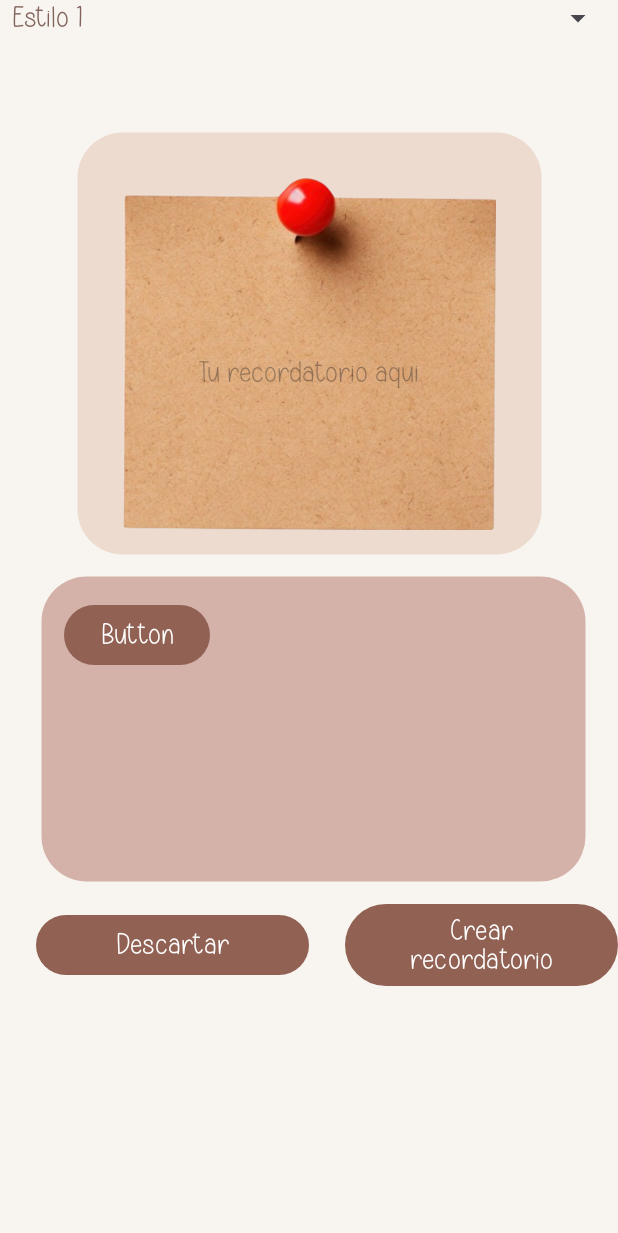
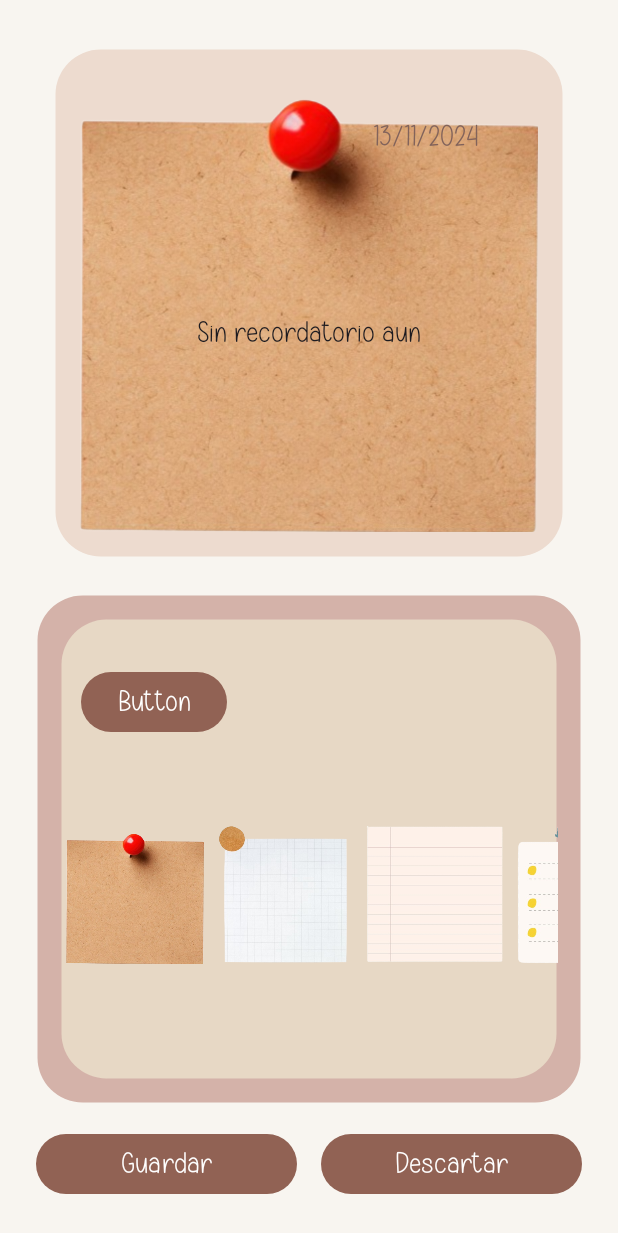
Before and after one commit to Tidechi/YIPPIEEE, an Android app: the AgregarRecordatorios screen opened directly, with no data from a screen before it, on a phone screen of 412 x 824 dp. Shown: the top 1233 px of the screen. Run offline under Robolectric (Android 15) with nearby library versions, the phone set to English and light mode, and no system bars.

Commit message:
Los recordatorios 2.0 funcionan. -falta agregar sticker

```diff
--- a/app/src/main/java/com/example/proyectodeejemplo/AgregarRecordatorios.java
+++ b/app/src/main/java/com/example/proyectodeejemplo/AgregarRecordatorios.java
@@ -1,10 +1,19 @@
 package com.example.proyectodeejemplo;
 
 import android.os.Bundle;
+import android.util.Log;
 import android.view.View;
 import android.widget.AdapterView;
 import android.widget.ArrayAdapter;
 import android.widget.Toast;
+import android.os.Bundle;
+import androidx.recyclerview.widget.LinearLayoutManager;
+import androidx.recyclerview.widget.RecyclerView;
+import android.widget.ImageView;
+import android.widget.Toast;
+import com.example.proyectodeejemplo.databinding.AgregarrecordatoriosBinding;
+import java.util.Arrays;
+import java.util.List;
 
 import androidx.appcompat.app.AppCompatActivity;
 
@@ -14,81 +23,114 @@ import com.example.proyectodeejemplo.databinding.ActivityMainBinding;
 import java.util.Calendar;
 
 public class AgregarRecordatorios extends AppCompatActivity {
-
     AgregarrecordatoriosBinding binding;
-    public String fechaDeHoy;
-    public String fechaSeleccionada;
+    private int selectedTiponota = 1; // Defaults to sticky1
+    private String fechaDeHoy;
+    private DatabaseManager dbManager;
 
     @Override
     protected void onCreate(Bundle savedInstanceState) {
         super.onCreate(savedInstanceState);
+        Log.d("AgregarRecordatorios", "onCreate: Activity started");
 
+        try {
             binding = AgregarrecordatoriosBinding.inflate(getLayoutInflater());
+            setContentView(binding.getRoot());
+            Log.d("AgregarRecordatorios", "Binding and layout set successfully");
+
+            dbManager = new DatabaseManager(this);
+            Log.d("AgregarRecordatorios", "Database initialized successfully");
+
             fechaDeHoy = getTodaysDate();
-        DatabaseManager dbManager = new DatabaseManager(this);
-        String[] estilosDeRecordatorio = {"Estilo 1", "Estilo 2", "Estilo 3", "Estilo 4", "Estilo 5", "Estilo 6"};
-
-        //Spinner adapter beta
-        ArrayAdapter<String> adapter = new ArrayAdapter<>(this, android.R.layout.simple_spinner_item, estilosDeRecordatorio);
-        adapter.setDropDownViewResource(android.R.layout.simple_spinner_dropdown_item);
-        binding.tiponotaSpinner.setAdapter(adapter);
-
             binding.fechaview.setText(fechaDeHoy);
 
-        // Load reminder for today's date if it exists
+            setupGalleryRecyclerView();
+            loadExistingRecordatorio();
+
+            binding.buttonAceptar.setOnClickListener(view -> saveRecordatorio());
+            binding.buttonDescartar.setOnClickListener(view -> discardChanges());
+        } catch (Exception e) {
+            Log.e("AgregarRecordatorios", "Error in onCreate setup", e);
+        }
+    }
+
+    private void setupGalleryRecyclerView() {
+        try {
+            List<Integer> imageResources = Arrays.asList(
+                    R.drawable.sticky1, R.drawable.sticky2, R.drawable.sticky3,
+                    R.drawable.sticky4, R.drawable.sticky5, R.drawable.sticky6
+            );
+
+            RecyclerView recyclerView = findViewById(R.id.horizontal_scroller);
+            recyclerView.setLayoutManager(new LinearLayoutManager(this, LinearLayoutManager.HORIZONTAL, false));
+
+            GalleryImageAdapter adapter = new GalleryImageAdapter(this, imageResources, imageResource -> {
+                selectedTiponota = imageResources.indexOf(imageResource) + 1; // sticky1 = 1, sticky2 = 2, etc.
+                binding.imageView.setImageResource(imageResource);
+                Log.d("AgregarRecordatorios", "Selected tiponota: " + selectedTiponota);
+            });
+            recyclerView.setAdapter(adapter);
+
+            binding.backStyleButton.setOnClickListener(v -> recyclerView.setAdapter(adapter));
+            Log.d("AgregarRecordatorios", "Gallery RecyclerView setup complete");
+        } catch (Exception e) {
+            Log.e("AgregarRecordatorios", "Error in setupGalleryRecyclerView", e);
+        }
+    }
+
+    private void loadExistingRecordatorio() {
+        try {
             Recordatorio existingRecordatorio = dbManager.findRecordatorioByFechaGPT(fechaDeHoy);
+
             if (existingRecordatorio != null) {
                 binding.textoRecord.setText(existingRecordatorio.getTexto());
-            int spinnerPosition = existingRecordatorio.getTiponota() - 1;  // Adjust for array index
-            binding.tiponotaSpinner.setSelection(spinnerPosition);
-            Toast.makeText(this, "Recordatorio cargado para hoy", Toast.LENGTH_SHORT).show();
+                selectedTiponota = existingRecordatorio.getTiponota();
+                binding.imageView.setImageResource(getImageResourceByTiponota(selectedTiponota));
+                Log.d("AgregarRecordatorios", "Loaded existing recordatorio with tiponota: " + selectedTiponota);
+            } else {
+                binding.textoRecord.setText("Sin recordatorio aun");
+                selectedTiponota = 1;
+                binding.imageView.setImageResource(R.drawable.sticky1);
+                Log.d("AgregarRecordatorios", "No existing recordatorio found");
+            }
+        } catch (Exception e) {
+            Log.e("AgregarRecordatorios", "Error loading existing recordatorio", e);
+        }
     }
 
-        binding.buttonAceptar.setOnClickListener(view -> {
-            String fecha = fechaDeHoy;
+    private void saveRecordatorio() {
         String texto = binding.textoRecord.getText().toString();
-            int tiponota = binding.tiponotaSpinner.getSelectedItemPosition() + 1;
-            int sticker = 1;  // Assuming a default value or adapt as needed
 
         if (texto.isEmpty()) {
             Toast.makeText(this, "Por favor, complete todos los campos.", Toast.LENGTH_SHORT).show();
+            return;
+        }
+
+        try {
+            // Check if there's an existing recordatorio for today's date
+            Recordatorio existingRecordatorio = dbManager.findRecordatorioByFechaGPT(fechaDeHoy);
+
+            if (existingRecordatorio != null) {
+                // Update the existing recordatorio
+                existingRecordatorio.setTexto(texto);
+                existingRecordatorio.setTiponota(selectedTiponota);
+                dbManager.updateRecordatorio(existingRecordatorio);
+                Toast.makeText(this, "Recordatorio actualizado", Toast.LENGTH_SHORT).show();
             } else {
-                Recordatorio recordatorio = new Recordatorio(0, tiponota, sticker, fecha, texto);
-                if (existingRecordatorio != null) {
-                    dbManager.updateRecordatorio(recordatorio);
-                    Toast.makeText(this, "Recordatorio actualizado", Toast.LENGTH_SHORT).show();
+                // Insert a new recordatorio if none exists
+                Recordatorio newRecordatorio = new Recordatorio(selectedTiponota, 1, fechaDeHoy, texto);
+                dbManager.insertRecordatorio(newRecordatorio);
+                Toast.makeText(this, "Recordatorio guardado", Toast.LENGTH_SHORT).show();
+            }
+
             finish();
-                } else {
-                    dbManager.insertRecordatorio(recordatorio);
-                    Toast.makeText(this, "Recordatorio agregado", Toast.LENGTH_SHORT).show();
-                    finish();
+        } catch (Exception e) {
+            Log.e("AgregarRecordatorios", "Error saving or updating recordatorio", e);
         }
     }
-        });
-        binding.buttonDescartar.setOnClickListener(view -> {
+
+    private void discardChanges() {
         finish();
-        });
-
-        binding.tiponotaSpinner.setOnItemSelectedListener(new AdapterView.OnItemSelectedListener() {
-            @Override
-            public void onItemSelected(AdapterView<?> adapterView, View view, int position, long id) {
-                int selectedItem = position + 1;
-                binding.imageView.setImageResource(getResources().getIdentifier("sticky" + selectedItem, "drawable", getPackageName()));
-            }
-
-            @Override
-            public void onNothingSelected(AdapterView<?> adapterView) {
-                //si no se selecciona nada...
-
-            }
-        });
-
-
-
-
-
-
-        setContentView(binding.getRoot());
     }
 
     private String getTodaysDate() {
@@ -103,8 +145,15 @@ public class AgregarRecordatorios extends AppCompatActivity {
         return day + "/" + month + "/" + year;
     }
 
-
-
-
-
+    private int getImageResourceByTiponota(int tiponota) {
+        switch (tiponota) {
+            case 1: return R.drawable.sticky1;
+            case 2: return R.drawable.sticky2;
+            case 3: return R.drawable.sticky3;
+            case 4: return R.drawable.sticky4;
+            case 5: return R.drawable.sticky5;
+            case 6: return R.drawable.sticky6;
+            default: return R.drawable.sticky1;
         }
+    }
+}
--- /dev/null
+++ b/app/src/main/java/com/example/proyectodeejemplo/GalleryImageAdapter.java
@@ -0,0 +1,54 @@
+package com.example.proyectodeejemplo;
+
+import android.content.Context;
+import android.view.LayoutInflater;
+import android.view.View;
+import android.view.ViewGroup;
+import android.widget.ImageView;
+import androidx.annotation.NonNull;
+import androidx.recyclerview.widget.RecyclerView;
+import java.util.List;
+
+public class GalleryImageAdapter extends RecyclerView.Adapter<GalleryImageAdapter.ViewHolder> {
+    private final Context context;
+    private final List<Integer> imageResources;
+    private final OnImageClickListener listener;
+
+    public interface OnImageClickListener {
+        void onImageClick(int imageResource);
+    }
+
+    public GalleryImageAdapter(Context context, List<Integer> imageResources, OnImageClickListener listener) {
+        this.context = context;
+        this.imageResources = imageResources;
+        this.listener = listener;
+    }
+
+    @NonNull
+    @Override
+    public ViewHolder onCreateViewHolder(@NonNull ViewGroup parent, int viewType) {
+        View view = LayoutInflater.from(context).inflate(R.layout.gallery_image_item, parent, false);
+        return new ViewHolder(view);
+    }
+
+    @Override
+    public void onBindViewHolder(@NonNull ViewHolder holder, int position) {
+        int imageResource = imageResources.get(position);
+        holder.imageView.setImageResource(imageResource);
+        holder.imageView.setOnClickListener(v -> listener.onImageClick(imageResource));
+    }
+
+    @Override
+    public int getItemCount() {
+        return imageResources.size();
+    }
+
+    static class ViewHolder extends RecyclerView.ViewHolder {
+        ImageView imageView;
+
+        ViewHolder(View itemView) {
+            super(itemView);
+            imageView = itemView.findViewById(R.id.gallery_image);
+        }
+    }
+}
--- a/app/src/main/java/com/example/proyectodeejemplo/Recordatorio.java
+++ b/app/src/main/java/com/example/proyectodeejemplo/Recordatorio.java
@@ -3,6 +3,13 @@ package com.example.proyectodeejemplo;
 public class Recordatorio {
     public Recordatorio(int id, int tiponota, int sticker, String fecha, String texto) {
         this.id = id;
+        this.tiponota = tiponota;
+        this.sticker = sticker;
+        this.fecha = fecha;
+        this.texto = texto;
+    }
+
+    public Recordatorio(int tiponota, int sticker, String fecha, String texto) {
         this.tiponota = tiponota;
         this.sticker = sticker;
         this.fecha = fecha;
--- a/app/src/main/java/com/example/proyectodeejemplo/debugMenu.java
+++ b/app/src/main/java/com/example/proyectodeejemplo/debugMenu.java
@@ -22,7 +22,7 @@ public class debugMenu extends AppCompatActivity {
         binding.button1.setOnClickListener(new View.OnClickListener() {
             @Override
             public void onClick(View v) {
-                Intent intent = new Intent(debugMenu.this, AnimosVista.class);
+                Intent intent = new Intent(debugMenu.this, AgregarRecordatorios.class);
                 startActivity(intent);
             }
         });
--- a/app/src/main/res/layout/agregarrecordatorios.xml
+++ b/app/src/main/res/layout/agregarrecordatorios.xml
@@ -9,61 +9,58 @@
 
     <Button
         android:id="@+id/buttonDescartar"
-        android:layout_width="182dp"
+        android:layout_width="0dp"
         android:layout_height="wrap_content"
-        android:layout_marginTop="56dp"
+        android:layout_marginStart="8dp"
+        android:layout_marginEnd="24dp"
         android:text="Descartar"
-        app:layout_constraintBottom_toBottomOf="parent"
+        app:layout_constraintBaseline_toBaselineOf="@+id/buttonAceptar"
         app:layout_constraintEnd_toEndOf="parent"
-        app:layout_constraintEnd_toStartOf="@+id/buttonAceptar"
         app:layout_constraintHorizontal_bias="0.5"
-        app:layout_constraintStart_toStartOf="parent"
-        app:layout_constraintTop_toBottomOf="@+id/layout"
-        app:layout_constraintVertical_bias="0.513"
-        tools:visibility="gone" />
+        app:layout_constraintStart_toEndOf="@+id/buttonAceptar"
+        tools:visibility="visible" />
 
     <Button
         android:id="@+id/buttonAceptar"
-        android:layout_width="182dp"
+        android:layout_width="0dp"
         android:layout_height="wrap_content"
-        android:layout_marginStart="31dp"
-        android:layout_marginTop="56dp"
-        android:text="Crear recordatorio"
+        android:layout_marginStart="24dp"
+        android:layout_marginEnd="8dp"
+        android:layout_marginBottom="24dp"
+        android:text="Guardar"
         app:layout_constraintBottom_toBottomOf="parent"
-        app:layout_constraintEnd_toEndOf="parent"
-        app:layout_constraintHorizontal_bias="1.0"
-        app:layout_constraintStart_toEndOf="@+id/buttonDescartar"
+        app:layout_constraintEnd_toStartOf="@+id/buttonDescartar"
+        app:layout_constraintHorizontal_bias="0.5"
         app:layout_constraintStart_toStartOf="parent"
-        app:layout_constraintTop_toBottomOf="@+id/layout"
-        app:layout_constraintVertical_bias="0.513"
-        tools:visibility="gone" />
+        app:layout_constraintTop_toBottomOf="@+id/bottomEditor"
+        tools:visibility="visible" />
 
     <RelativeLayout
         android:id="@+id/layout"
-        android:layout_width="311dp"
-        android:layout_height="283dp"
-        android:layout_marginStart="16dp"
-        android:layout_marginTop="16dp"
-        android:layout_marginEnd="16dp"
+        android:layout_width="0dp"
+        android:layout_height="0dp"
+        android:layout_marginStart="32dp"
+        android:layout_marginTop="32dp"
+        android:layout_marginEnd="32dp"
         android:background="@drawable/rounded_bg"
         android:backgroundTint="@color/Fourth"
-        app:layout_constraintBottom_toBottomOf="parent"
+        android:padding="7dp"
+        app:layout_constraintBottom_toTopOf="@+id/bottomEditor"
         app:layout_constraintDimensionRatio="1:1"
         app:layout_constraintEnd_toEndOf="parent"
+        app:layout_constraintHorizontal_bias="0.5"
         app:layout_constraintStart_toStartOf="parent"
-        app:layout_constraintTop_toTopOf="parent"
-        app:layout_constraintVertical_bias="0.136"
-        android:padding="7dp">
+        app:layout_constraintTop_toTopOf="parent">
 
         <ImageView
             android:id="@+id/imageView"
             android:layout_width="match_parent"
             android:layout_height="match_parent"
             android:foregroundGravity="center_vertical|center_horizontal"
+            android:padding="10dp"
             android:scaleType="fitCenter"
             app:srcCompat="@drawable/sticky2"
-            tools:visibility="visible"
-            android:padding="10dp"/>
+            tools:visibility="visible" />
 
         <EditText
             android:id="@+id/textoRecord"
@@ -91,58 +88,83 @@
             android:hint="25/10/2024"
             android:textAlignment="textEnd"
             android:textSize="20sp"
-            android:visibility="invisible"
+            android:visibility="visible"
             tools:visibility="visible" />
 
 
     </RelativeLayout>
 
-    <Spinner
-        android:id="@+id/tiponotaSpinner"
-        android:layout_width="409dp"
-        android:layout_height="wrap_content"
-        tools:layout_editor_absoluteX="4dp"
-        tools:layout_editor_absoluteY="375dp" />
+    <androidx.constraintlayout.widget.ConstraintLayout
+        android:id="@+id/bottomEditor"
+        android:layout_width="match_parent"
+        android:layout_height="0dp"
+        android:layout_marginStart="24dp"
+        android:layout_marginTop="24dp"
+        android:layout_marginEnd="24dp"
+        android:layout_marginBottom="16dp"
+        android:background="@drawable/rounded_bg"
+        android:backgroundTint="@color/onFourth"
+        app:layout_constraintBottom_toTopOf="@+id/buttonAceptar"
+        app:layout_constraintEnd_toEndOf="parent"
+        app:layout_constraintHorizontal_bias="0.5"
+        app:layout_constraintStart_toStartOf="parent"
+        app:layout_constraintTop_toBottomOf="@+id/layout">
 
         <androidx.constraintlayout.widget.ConstraintLayout
             android:id="@+id/optionselect"
-        android:layout_width="0dp"
-        android:layout_height="205dp"
-        android:layout_marginStart="32dp"
-        android:layout_marginEnd="32dp"
+            android:layout_width="match_parent"
+            android:layout_height="match_parent"
+            android:layout_marginStart="16dp"
+            android:layout_marginTop="16dp"
+            android:layout_marginEnd="16dp"
             android:layout_marginBottom="16dp"
             android:background="@drawable/rounded_bg"
-        android:backgroundTint="@color/onFourth"
+            android:backgroundTint="@color/Secondary"
             app:layout_constraintBottom_toBottomOf="parent"
-        app:layout_constraintDimensionRatio="w,16:9"
             app:layout_constraintEnd_toEndOf="parent"
-        app:layout_constraintHorizontal_bias="0.355"
             app:layout_constraintStart_toStartOf="parent"
-        app:layout_constraintTop_toBottomOf="@+id/tiponotaSpinner"
-        app:layout_constraintVertical_bias="0.621"
+            app:layout_constraintTop_toTopOf="parent"
             tools:visibility="visible">
 
             <Button
-            android:id="@+id/button"
+                android:id="@+id/backStyle_button"
                 android:layout_width="wrap_content"
                 android:layout_height="wrap_content"
                 android:text="Button"
-            app:layout_constraintBottom_toBottomOf="parent"
+                app:layout_constraintBottom_toTopOf="@+id/guideline4"
                 app:layout_constraintEnd_toEndOf="parent"
                 app:layout_constraintHorizontal_bias="0.059"
                 app:layout_constraintStart_toStartOf="parent"
-            app:layout_constraintTop_toTopOf="parent"
-            app:layout_constraintVertical_bias="0.101" />
+                app:layout_constraintTop_toTopOf="parent" />
 
-        <HorizontalScrollView
+            <androidx.constraintlayout.widget.Guideline
+                android:id="@+id/guideline4"
+                android:layout_width="wrap_content"
+                android:layout_height="wrap_content"
+                android:orientation="horizontal"
+                app:layout_constraintGuide_end="197dp" />
+
+            <androidx.recyclerview.widget.RecyclerView
+                android:id="@+id/horizontal_scroller"
                 android:layout_width="match_parent"
-            android:layout_height="match_parent">
+                android:layout_height="150dp"
+                android:orientation="horizontal"
+                app:layoutManager="androidx.recyclerview.widget.LinearLayoutManager"
+                app:layout_constraintBottom_toBottomOf="parent"
+                app:layout_constraintEnd_toEndOf="parent"
+                app:layout_constraintStart_toStartOf="parent"
+                app:layout_constraintTop_toTopOf="@+id/guideline4">
+
+            </androidx.recyclerview.widget.RecyclerView>
 
             <LinearLayout
-                android:layout_width="wrap_content"
+                android:id="@+id/imagesViewer"
+                android:layout_width="match_parent"
                 android:layout_height="match_parent"
-                android:orientation="vertical" />
-        </HorizontalScrollView>
+                android:orientation="vertical"
+                tools:layout_editor_absoluteY="88dp" />
+
+        </androidx.constraintlayout.widget.ConstraintLayout>
     </androidx.constraintlayout.widget.ConstraintLayout>
 
 </androidx.constraintlayout.widget.ConstraintLayout>
--- a/app/src/main/res/layout/debugmenu.xml
+++ b/app/src/main/res/layout/debugmenu.xml
@@ -11,7 +11,7 @@
         android:id="@+id/button1"
         android:layout_width="wrap_content"
         android:layout_height="wrap_content"
-        android:text="VistaCalendarioBeta"
+        android:text="AgregarRecordatorios2.0"
         app:layout_constraintBottom_toBottomOf="parent"
         app:layout_constraintEnd_toEndOf="parent"
         app:layout_constraintStart_toStartOf="parent"
--- /dev/null
+++ b/app/src/main/res/layout/gallery_image_item.xml
@@ -0,0 +1,8 @@
+<!-- res/layout/gallery_image_item.xml -->
+<ImageView xmlns:android="http://schemas.android.com/apk/res/android"
+    android:id="@+id/gallery_image"
+    android:layout_width="100dp"
+    android:layout_height="100dp"
+    android:scaleType="centerCrop"
+    android:padding="4dp"
+    android:background="?android:attr/selectableItemBackgroundBorderless" />
```
Lines whose indentation alone changed are shown as unchanged.
